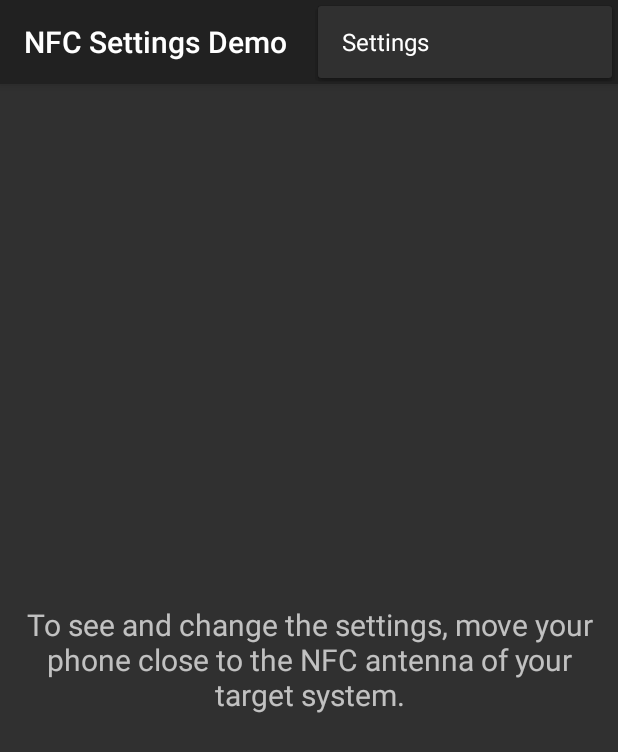
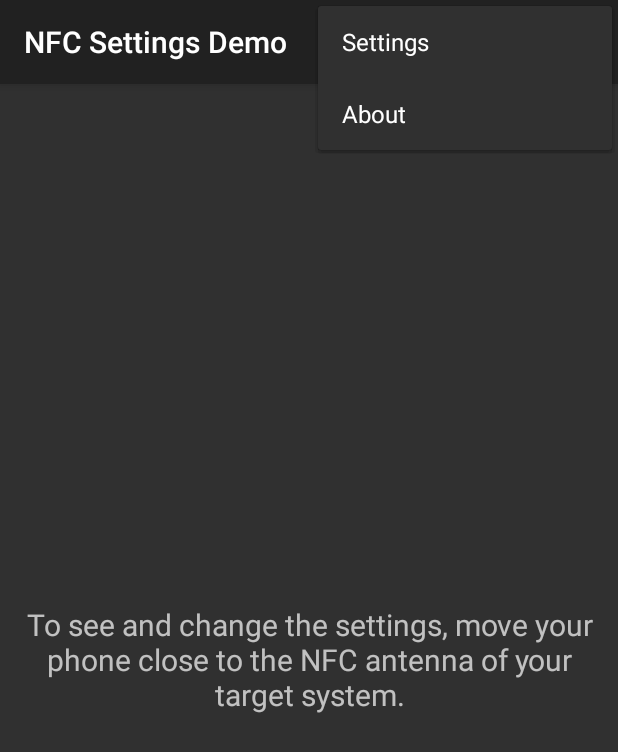
Before and after one commit to Sweet-Peas/NfcSettings, an Android app: the MainActivity screen opened directly, with no data from a screen before it, with the options menu open, on a phone screen of 412 x 824 dp. Shown: the top 752 px of the screen. Run offline under Robolectric (Android 15) with nearby library versions, the phone set to English and light mode, and no system bars; 2 statements that could not run were skipped.

Commit message:
Added an about dialog

```diff
--- a/Application/src/main/res/menu/main.xml
+++ b/Application/src/main/res/menu/main.xml
@@ -54,4 +54,10 @@
         android:title="@string/menu_settings"
         support:showAsAction="never"/>
 
+    <item
+        android:id="@+id/menu_about"
+        android:icon="@drawable/ic_action_about"
+        android:title="@string/menu_about"
+        support:showAsAction="never"/>
+
 </menu>
--- a/Application/src/main/res/values/strings.xml
+++ b/Application/src/main/res/values/strings.xml
@@ -19,6 +19,8 @@
     <string name="menu_refresh">Refresh</string>
     <string name="menu_update">Update</string>
     <string name="menu_settings">Settings</string>
+    <string name="menu_about">About</string>
+    <string name="about_credits">Version 1.04\nLeakyRoofs\n\nWritten by Pontus Oldberg @ Electronic Sweet Peas.</string>
     <string name="string_welcome">To see and change the settings, move your phone close to the NFC antenna of your target system.</string>
     <string name="settings_detected_system">Detected System</string>
     <string name="settings_detected_system_sub">The SweetPea name of the system that was detected</string>
```
Also changed, not shown: Application/src/main/java/se/sweetpeas/android/nfcsettings/MainActivity.java (+34 -0 lines), Application/src/main/res/layout/about.xml (added, +15 -0 lines).
